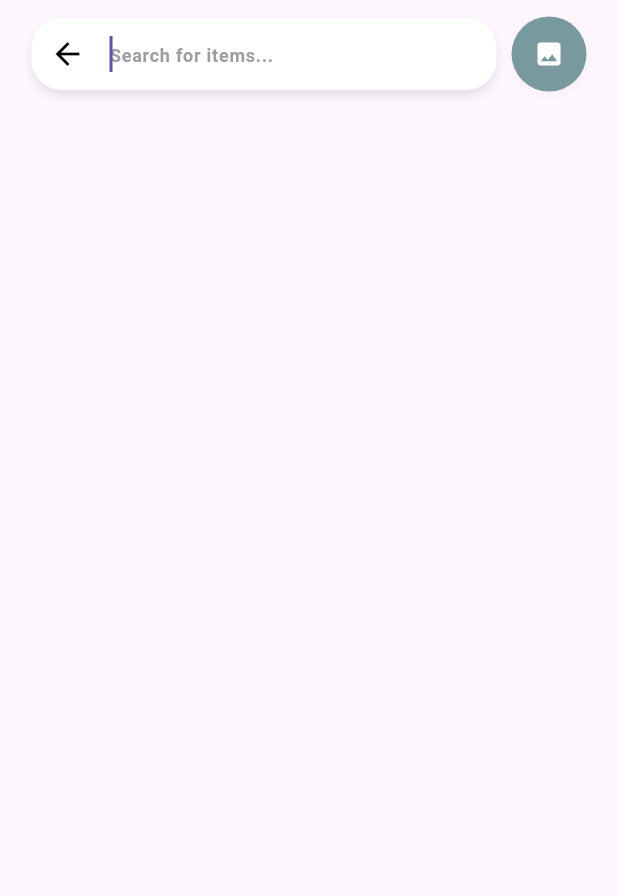
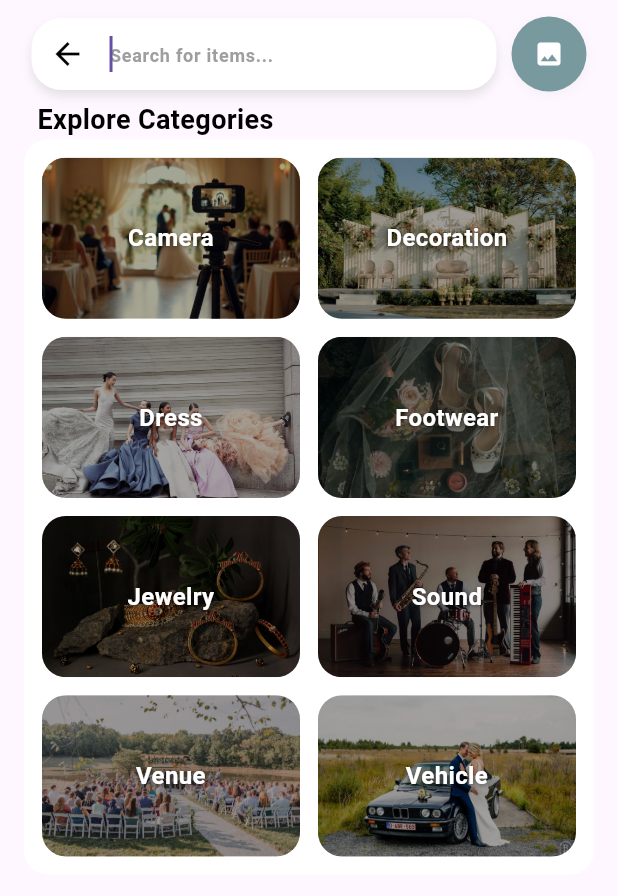
Before and after one commit to VarunDevFD/Wedding_rental_app_user, a Flutter app: the SearchScreen screen opened by its route, on a phone screen of 412 x 824 dp. Shown: the top 896 px of the screen. Run offline on Flutter 3.47's test engine with Material 3 defaults, Android fonts, the phone set to English and light mode, and no system bars; drawn by our look-alikes of flutter_typeahead; our stand-ins replace bloc, carousel_slider, cloud_firestore, dartz, equatable, firebase_auth and 8 more; missing offline and left inert: colorful_safe_area; accounts and stored records are empty; statements that could not run were skipped.

Commit message:
search: UI of categoryList and Navigation Route setUp

```diff
--- a/lib/features/home/presentation/page/search_screen.dart
+++ b/lib/features/home/presentation/page/search_screen.dart
@@ -5,6 +5,8 @@ import 'package:go_router/go_router.dart';
 import 'package:vr_wedding_rental/core/utils/theme/app_colors.dart';
 import 'package:vr_wedding_rental/features/home/presentation/bloc/animation_search_bar_home_bloc/an_search_bar_state.dart';
 import 'package:vr_wedding_rental/features/home/presentation/bloc/animation_search_bar_home_bloc/an_search_bloc.dart';
+import 'package:vr_wedding_rental/features/home/presentation/widgets/category_card_model.dart';
+import 'package:vr_wedding_rental/features/home/presentation/widgets/category_card_widget.dart';
 
 class SearchScreen extends StatelessWidget {
   const SearchScreen({super.key});
@@ -144,6 +146,30 @@ class SearchScreen extends StatelessWidget {
                         ),
                       ),
                     ),
+                    title(),
+                    Container(
+                      padding: const EdgeInsets.all(12),
+                      decoration: BoxDecoration(
+                        color: Colors.white,
+                        borderRadius: BorderRadius.circular(16),
+                      ),
+                      child: GridView.builder(
+                        shrinkWrap: true,
+                        physics: const NeverScrollableScrollPhysics(),
+                        itemCount: categories.length,
+                        gridDelegate:
+                            const SliverGridDelegateWithFixedCrossAxisCount(
+                          crossAxisCount: 2, // 2 columns
+                          mainAxisSpacing: 12,
+                          crossAxisSpacing: 12,
+                          childAspectRatio: 1.6, // Adjust for shape
+                        ),
+                        itemBuilder: (context, index) {
+                          final category = categories[index];
+                          return CategoryCard(category: category);
+                        },
+                      ),
+                    ),
                   ],
                 ),
               ),
@@ -153,4 +179,19 @@ class SearchScreen extends StatelessWidget {
       },
     );
   }
+
+  Widget title() {
+    return const Align(
+      alignment: Alignment.centerLeft,
+      widthFactor: 2.3,
+      child: Text(
+        "Explore Categories",
+        style: TextStyle(
+          color: AppColors.black,
+          fontSize: 18,
+          fontWeight: FontWeight.w600,
+        ),
+      ),
+    );
+  }
 }
--- /dev/null
+++ b/lib/features/home/presentation/widgets/category_card_model.dart
@@ -0,0 +1,22 @@
+class CategoryCardModel {
+  final String name;
+  final String imagePath;
+  final String route;
+
+  CategoryCardModel({
+    required this.name,
+    required this.imagePath,
+    required this.route,
+  });
+}
+
+final List<CategoryCardModel> categories = [
+  CategoryCardModel(name: 'Camera', imagePath: 'assets/category/camera.png', route: '/cameraList'),
+  CategoryCardModel(name: 'Decoration', imagePath: 'assets/category/decoration.png', route: '/decorationList'),
+  CategoryCardModel(name: 'Dress', imagePath: 'assets/category/dress.png', route: '/dressList'),
+  CategoryCardModel(name: 'Footwear', imagePath: 'assets/category/footwear.png', route: '/footwearList'),
+  CategoryCardModel(name: 'Jewelry', imagePath: 'assets/category/jewelry.png', route: '/jewelryList'),
+  CategoryCardModel(name: 'Sound', imagePath: 'assets/category/sound.png', route: '/soundList'),
+  CategoryCardModel(name: 'Venue', imagePath: 'assets/category/venue.png', route: '/venueList'),
+  CategoryCardModel(name: 'Vehicle', imagePath: 'assets/category/vehicle.png', route: '/vehicleList'),
+];
--- /dev/null
+++ b/lib/features/home/presentation/widgets/category_card_widget.dart
@@ -0,0 +1,74 @@
+import 'package:flutter/material.dart';
+import 'package:vr_wedding_rental/features/home/presentation/widgets/category_card_model.dart';
+
+class CategoryCard extends StatelessWidget {
+  final CategoryCardModel category;
+  final double height;
+  final double width;
+
+  const CategoryCard({
+    super.key,
+    required this.category,
+    this.height = 60,
+    this.width = 120,
+  });
+
+  @override
+  Widget build(BuildContext context) {
+    return GestureDetector(
+      onTap: () {
+        Navigator.pushNamed(context, category.route);
+      },
+      child: ClipRRect(
+        borderRadius: BorderRadius.circular(16),
+        child: Stack(
+          alignment: Alignment.center,
+          children: [
+            // Background image with error handling
+            Positioned.fill(
+              child: Image.asset(
+                category.imagePath,
+                fit: BoxFit.cover,
+                errorBuilder: (context, error, stackTrace) {
+                  return Container(
+                    color: Colors.grey.shade300,
+                    child: const Icon(Icons.image_not_supported,
+                        color: Colors.grey, size: 40),
+                  );
+                },
+              ),
+            ),
+
+            // Subtle dark overlay for better text contrast
+            Positioned.fill(
+              child: Container(
+                color: Colors.black.withOpacity(0.35),
+              ),
+            ),
+
+            // Category name text
+            Padding(
+              padding: const EdgeInsets.all(8.0),
+              child: Text(
+                category.name,
+                textAlign: TextAlign.center,
+                style: const TextStyle(
+                  color: Colors.white,
+                  fontSize: 16,
+                  fontWeight: FontWeight.w600,
+                  shadows: [
+                    Shadow(
+                      color: Colors.black45,
+                      offset: Offset(0, 1),
+                      blurRadius: 3,
+                    ),
+                  ],
+                ),
+              ),
+            ),
+          ],
+        ),
+      ),
+    );
+  }
+}
--- a/pubspec.yaml
+++ b/pubspec.yaml
@@ -67,6 +67,7 @@ flutter:
   uses-material-design: true
 
   assets:
+    - assets/category/
     - assets/images/
 
   # An image asset can refer to one or more resolution-specific "variants", see
```
Also changed, not shown: assets/category/camera.png (added), assets/category/decoration.png (added), assets/category/dress.png (added), assets/category/footwear.png (added), assets/category/jewelry.png (added), assets/category/sound.png (added), assets/category/vehicle.png (added), assets/category/venue.png (added).
